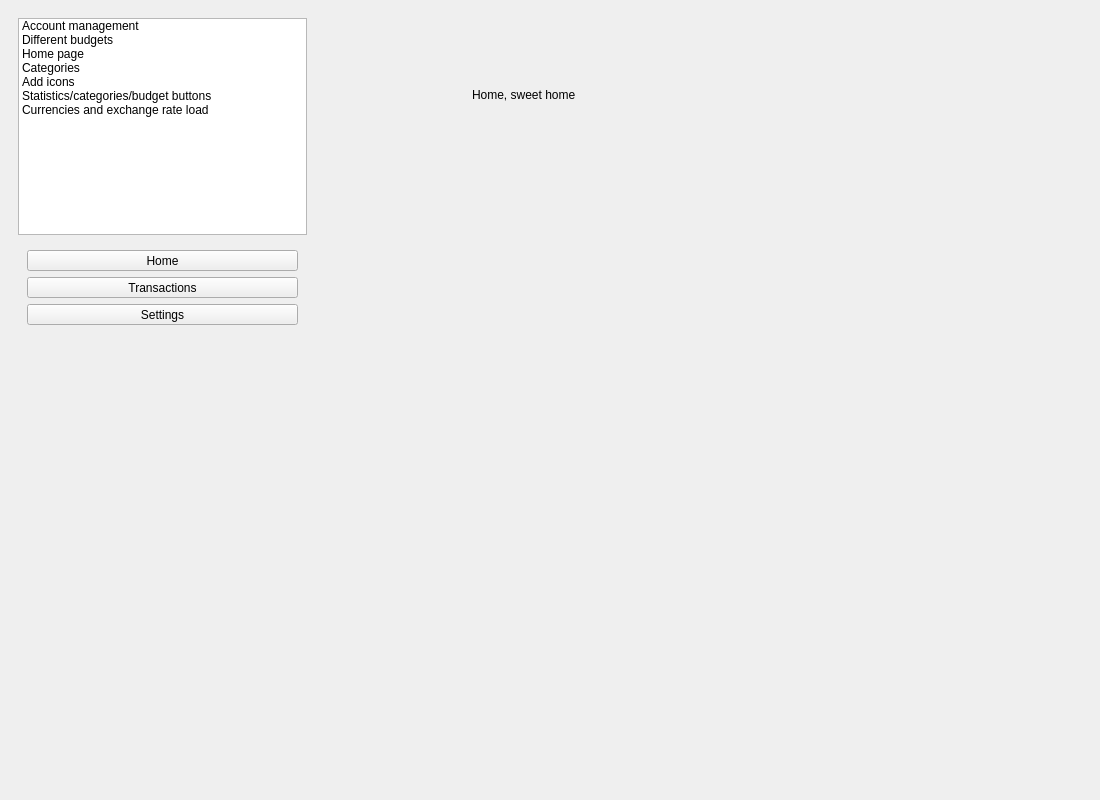
Old version of the form Desktop/mainwindow.ui in the repository david4more/Finance.
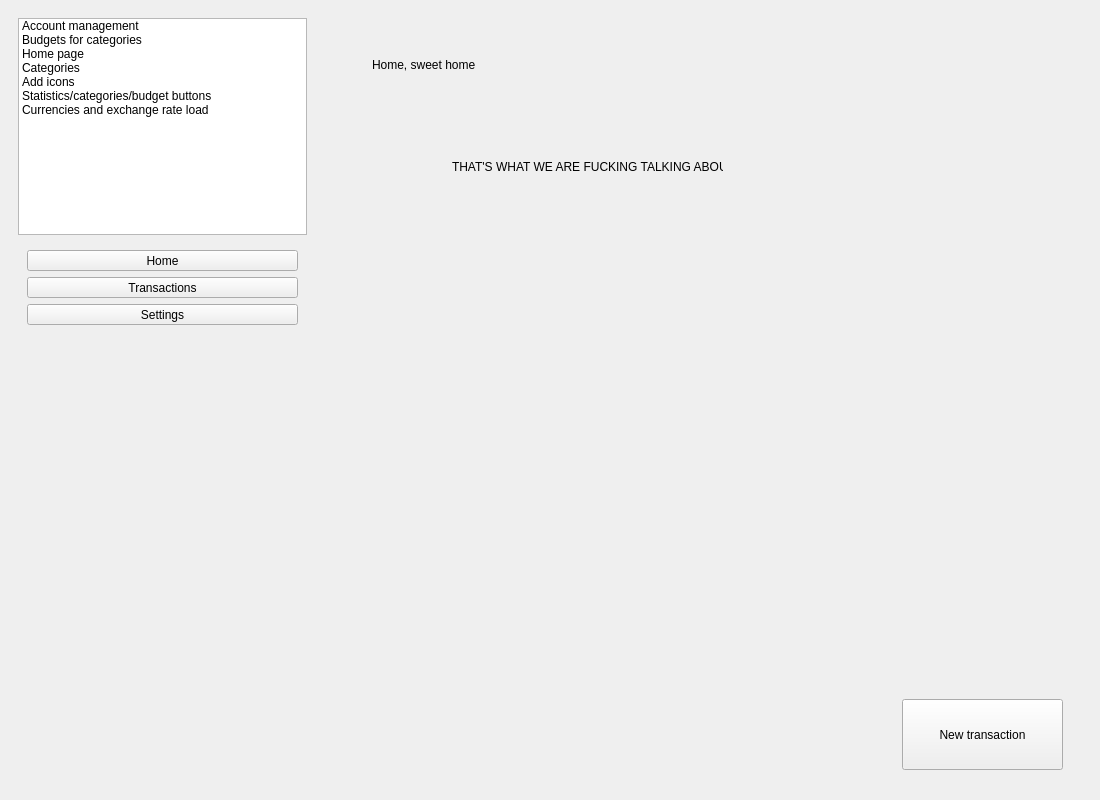
New version of the form. The open tabs and pages were chosen to show the change. Custom widgets are drawn as their Qt base class.

The edit to the form file:
```diff
--- a/Desktop/mainwindow.ui
+++ b/Desktop/mainwindow.ui
@@ -45,7 +45,7 @@
          </item>
          <item>
           <property name="text">
-           <string>Different budgets</string>
+           <string>Budgets for categories</string>
           </property>
          </item>
          <item>
@@ -157,8 +157,8 @@
        <widget class="QLabel" name="label">
         <property name="geometry">
          <rect>
-          <x>150</x>
-          <y>70</y>
+          <x>50</x>
+          <y>40</y>
           <width>161</width>
           <height>31</height>
          </rect>
@@ -167,6 +167,42 @@
          <string>Home, sweet home</string>
         </property>
        </widget>
+       <widget class="QCustomPlot" name="plot" native="true">
+        <property name="geometry">
+         <rect>
+          <x>50</x>
+          <y>200</y>
+          <width>461</width>
+          <height>291</height>
+         </rect>
+        </property>
+       </widget>
+       <widget class="QLabel" name="label_3">
+        <property name="geometry">
+         <rect>
+          <x>130</x>
+          <y>150</y>
+          <width>271</width>
+          <height>16</height>
+         </rect>
+        </property>
+        <property name="text">
+         <string>THAT'S WHAT WE ARE FUCKING TALKING ABOUT</string>
+        </property>
+       </widget>
+       <widget class="QToolButton" name="toolButton">
+        <property name="geometry">
+         <rect>
+          <x>580</x>
+          <y>690</y>
+          <width>161</width>
+          <height>71</height>
+         </rect>
+        </property>
+        <property name="text">
+         <string>New transaction</string>
+        </property>
+       </widget>
       </widget>
       <widget class="QWidget" name="transactions">
        <layout class="QVBoxLayout" name="verticalLayout_3">
@@ -688,6 +724,14 @@
    </layout>
   </widget>
  </widget>
+ <customwidgets>
+  <customwidget>
+   <class>QCustomPlot</class>
+   <extends>QWidget</extends>
+   <header>qcustomplot.h</header>
+   <container>1</container>
+  </customwidget>
+ </customwidgets>
  <resources/>
  <connections/>
 </ui>
```
Left out of the diff: 2 changed lines with no effect on the pictures.
